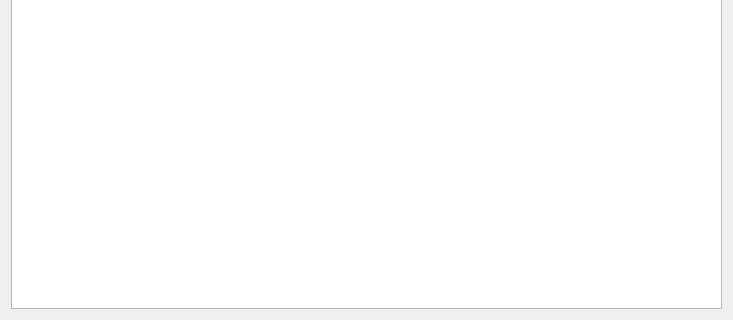
First picture: the form in app/playlist_ui/trackinfodialog.ui, repository olegantonyan/mpz, before the edit; both pictures show x 0 to 733 and y 189 to 509 of the 733 by 509 pixel window.
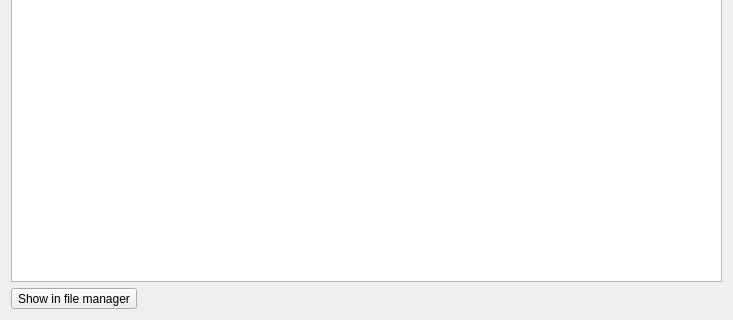
Second picture: the form after the edit.

Commit message: add show in file manager button to track info dialog

```diff
--- a/app/playlist_ui/trackinfodialog.ui
+++ b/app/playlist_ui/trackinfodialog.ui
@@ -24,6 +24,13 @@
      </attribute>
     </widget>
    </item>
+   <item>
+    <widget class="QToolButton" name="toolButtonOpenFileManager">
+     <property name="text">
+      <string>Show in file manager</string>
+     </property>
+    </widget>
+   </item>
   </layout>
  </widget>
  <resources/>
```
The commit also changes 4 other files.
